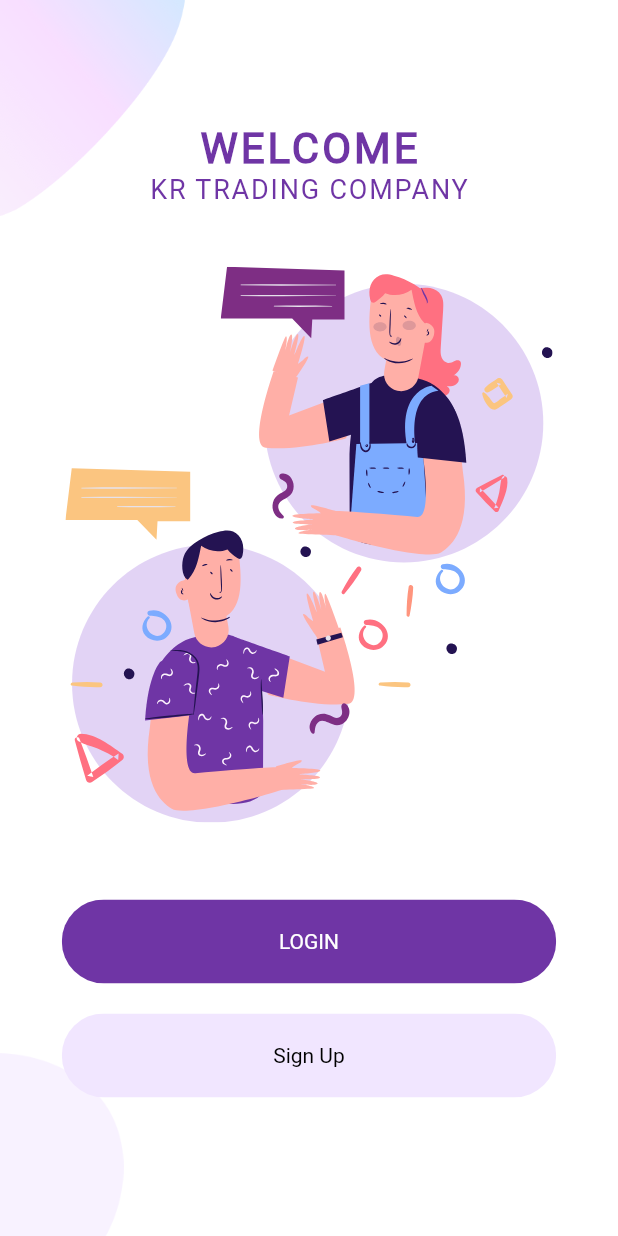
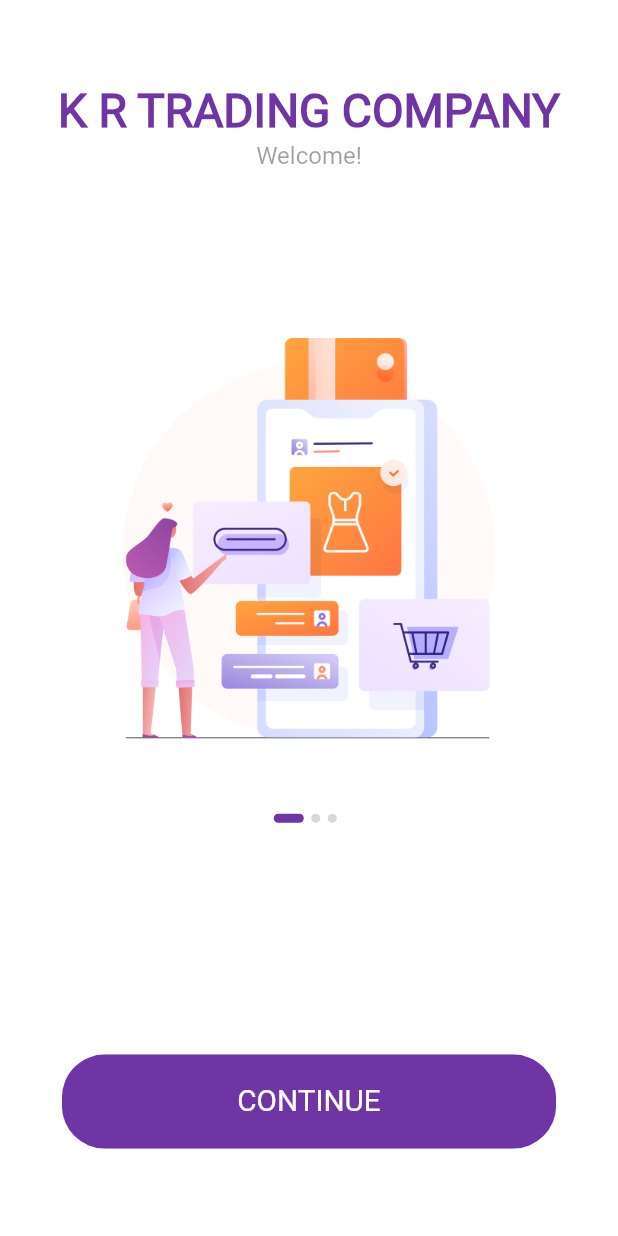
Before and after one commit to Nikhilsoni2001/KR-Trading-Company, a Flutter app: the screen it shows after launch, on a phone screen of 412 x 824 dp. Run offline on Flutter 3.47's test engine with Material 2 defaults, Android fonts, the phone set to English and light mode, and no system bars; our stand-ins replace flutter_svg.

Commit message:
feat: splash.dart added .

```diff
--- a/lib/components/roundedButton.dart
+++ b/lib/components/roundedButton.dart
@@ -1,5 +1,6 @@
 import 'package:flutter/material.dart';
 import 'package:kr_trading_factory/constants.dart';
+import 'package:kr_trading_factory/size_config.dart';
 
 class RoundedButton extends StatelessWidget {
   final String text;
@@ -28,7 +29,7 @@ class RoundedButton extends StatelessWidget {
             onPressed: press,
             child: Text(
               text,
-              style: TextStyle(color: textColor),
+              style: TextStyle(color: textColor, fontSize: getPropotionateScreenWidth(18)),
             )),
       ),
     );
--- a/lib/constants.dart
+++ b/lib/constants.dart
@@ -2,3 +2,5 @@ import 'package:flutter/material.dart';
 
 const kPrimaryColor = Color(0xFF6F35A5);
 const kPrimaryLightColor = Color(0xFFF1E6FF);
+
+const kAnimationDuration = Duration(milliseconds: 200);
--- a/lib/main.dart
+++ b/lib/main.dart
@@ -1,6 +1,7 @@
 import 'package:flutter/material.dart';
 import 'package:kr_trading_factory/constants.dart';
-import 'package:kr_trading_factory/screens/welcome/welcome.dart';
+import 'package:kr_trading_factory/screens/splash_screen/splash.dart';
+import 'package:kr_trading_factory/routes.dart';
 
 void main() {
   runApp(MyApp());
@@ -14,9 +15,12 @@ class MyApp extends StatelessWidget {
       title: 'Flutter Demo',
       theme: ThemeData(
         primaryColor: kPrimaryColor,
-        scaffoldBackgroundColor: Colors.white
+        scaffoldBackgroundColor: Colors.white,
+        fontFamily: 'Roboto'
       ),
-      home: WelcomeScreen(),
+      // home: SplashScreen(),
+      initialRoute: SplashScreen.routeName,
+      routes: routes,
     );
   }
 }
--- /dev/null
+++ b/lib/routes.dart
@@ -0,0 +1,8 @@
+import 'package:flutter/material.dart';
+import 'package:kr_trading_factory/screens/splash_screen/splash.dart';
+import 'package:kr_trading_factory/screens/welcome/welcome.dart';
+
+final Map<String, WidgetBuilder> routes = {
+  SplashScreen.routeName: (context) => SplashScreen(),
+  WelcomeScreen.routeName: (context) => WelcomeScreen(),
+};
--- a/lib/screens/login/components/body.dart
+++ b/lib/screens/login/components/body.dart
@@ -24,7 +24,6 @@ class Body extends StatelessWidget {
             Text(
               'LOGIN',
               style: TextStyle(
-                  fontFamily: 'Roboto',
                   fontSize: 28.0,
                   letterSpacing: 1.2,
                   fontWeight: FontWeight.bold,
--- a/lib/screens/signUp/compponents/body.dart
+++ b/lib/screens/signUp/compponents/body.dart
@@ -4,7 +4,6 @@ import 'package:kr_trading_factory/components/already_have_an_account.dart';
 import 'package:kr_trading_factory/components/roundedButton.dart';
 import 'package:kr_trading_factory/components/rounded_input_field.dart';
 import 'package:kr_trading_factory/components/rounded_password_field.dart';
-import 'package:kr_trading_factory/constants.dart';
 import 'package:kr_trading_factory/screens/login/login_screen.dart';
 import 'package:kr_trading_factory/screens/signUp/compponents/background.dart';
 import 'package:kr_trading_factory/screens/signUp/compponents/or_divider.dart';
--- /dev/null
+++ b/lib/screens/splash_screen/components/body.dart
@@ -0,0 +1,85 @@
+import 'package:flutter/material.dart';
+import 'package:kr_trading_factory/components/roundedButton.dart';
+import 'package:kr_trading_factory/constants.dart';
+import 'package:kr_trading_factory/screens/splash_screen/components/splash_container.dart';
+import 'package:kr_trading_factory/screens/welcome/welcome.dart';
+
+class Body extends StatefulWidget {
+  @override
+  _BodyState createState() => _BodyState();
+}
+
+class _BodyState extends State<Body> {
+  int currentPage = 0;
+  List<Map<String, String>> splashData = [
+    {"text": "Welcome!", "image": "assets/images/splash_1.png"},
+    {
+      "text": "Get All Type Of KitchenWare items",
+      "image": "assets/images/splash_2.png"
+    },
+    {
+      "text": "Everything At Wholesale Price",
+      "image": "assets/images/splash_3.png"
+    },
+  ];
+  @override
+  Widget build(BuildContext context) {
+    return SafeArea(
+      child: SizedBox(
+        width: double.infinity,
+        child: Column(
+          children: <Widget>[
+            Expanded(
+              flex: 3,
+              child: PageView.builder(
+                onPageChanged: (value) {
+                  setState(() {
+                    currentPage = value;
+                  });
+                },
+                itemCount: splashData.length,
+                itemBuilder: (context, index) => SplashContent(
+                  image: splashData[index]['image'],
+                  text: splashData[index]['text'],
+                ),
+              ),
+            ),
+            Expanded(
+                flex: 2,
+                child: Column(
+                  children: <Widget>[
+                    Spacer(),
+                    Row(
+                       mainAxisAlignment: MainAxisAlignment.center,
+                        children: List.generate(
+                            splashData.length, (index) => buildDot(index),
+                        ),
+                    ),
+                    Spacer(flex: 3,),
+                    RoundedButton(
+                      text: 'CONTINUE',
+                        press: () {
+                        Navigator.pushNamed(context, WelcomeScreen.routeName);
+                        },
+                    ),
+                    Spacer()
+                  ],
+                )),
+          ],
+        ),
+      ),
+    );
+  }
+
+  AnimatedContainer buildDot(int index) {
+    return AnimatedContainer(
+      duration: kAnimationDuration,
+      margin: EdgeInsets.only(right: 5),
+      height: 6,
+      width: currentPage == index ? 20 : 6,
+      decoration: BoxDecoration(
+          color: currentPage == index ? kPrimaryColor : Color(0xFFD8D8D8),
+          borderRadius: BorderRadius.circular(3)),
+    );
+  }
+}
--- /dev/null
+++ b/lib/screens/splash_screen/components/splash_container.dart
@@ -0,0 +1,43 @@
+import 'package:flutter/material.dart';
+import 'package:kr_trading_factory/constants.dart';
+import 'package:kr_trading_factory/size_config.dart';
+
+class SplashContent extends StatelessWidget {
+  const SplashContent({
+    Key key,
+    this.text,
+    this.image,
+  }) : super(key: key);
+
+  final String text, image;
+
+  @override
+  Widget build(BuildContext context) {
+    return Column(
+      children: <Widget>[
+        Spacer(),
+        Text(
+          'K R TRADING COMPANY',
+          style: TextStyle(
+              fontSize: getPropotionateScreenWidth(28),
+              color: kPrimaryColor,
+              fontWeight: FontWeight.bold),
+        ),
+        SizedBox(height: 2.5),
+        Text(
+          text,
+          textAlign: TextAlign.center,
+          style: TextStyle(color: Colors.black38, fontSize: 16),
+        ),
+        Spacer(
+          flex: 2,
+        ),
+        Image.asset(
+          image,
+          height: getPropotionateScreenHeight(265),
+          width: getPropotionateScreenWidth(235),
+        )
+      ],
+    );
+  }
+}
--- /dev/null
+++ b/lib/screens/splash_screen/splash.dart
@@ -0,0 +1,14 @@
+import 'package:flutter/material.dart';
+import 'package:kr_trading_factory/screens/splash_screen/components/body.dart';
+import 'package:kr_trading_factory/size_config.dart';
+
+class SplashScreen extends StatelessWidget {
+  static String routeName = '/splash';
+  @override
+  Widget build(BuildContext context) {
+    SizeConfig().init(context);
+    return Scaffold(
+      body: Body(),
+    );
+  }
+}
--- a/lib/screens/welcome/welcome.dart
+++ b/lib/screens/welcome/welcome.dart
@@ -2,6 +2,7 @@ import 'package:flutter/material.dart';
 import 'package:kr_trading_factory/screens/welcome/components/body.dart';
 
 class WelcomeScreen extends StatelessWidget {
+  static String routeName = '/welcome';
   @override
   Widget build(BuildContext context) {
     return Scaffold(
--- /dev/null
+++ b/lib/size_config.dart
@@ -0,0 +1,26 @@
+import 'package:flutter/material.dart';
+
+class SizeConfig{
+  static MediaQueryData _mediaQueryData;
+  static double screenWidth;
+  static double screenHeight;
+  static double defaultSize;
+  static Orientation orientation;
+
+  void init(BuildContext context) {
+    _mediaQueryData = MediaQuery.of(context);
+    screenWidth = _mediaQueryData.size.width;
+    screenHeight = _mediaQueryData.size.height;
+    orientation = _mediaQueryData.orientation;
+  }
+}
+
+  double getPropotionateScreenHeight(double inputHeight) {
+    double screenHeight = SizeConfig.screenHeight;
+    return (inputHeight / 812.0) * screenHeight;
+  }
+
+ double getPropotionateScreenWidth(double inputWidth) {
+    double screenWidth = SizeConfig.screenWidth;
+    return (inputWidth / 375.0) * screenWidth;
+  }
```
Also changed, not shown: assets/images/splash_1.png (added), assets/images/splash_2.png (added), assets/images/splash_3.png (added).
